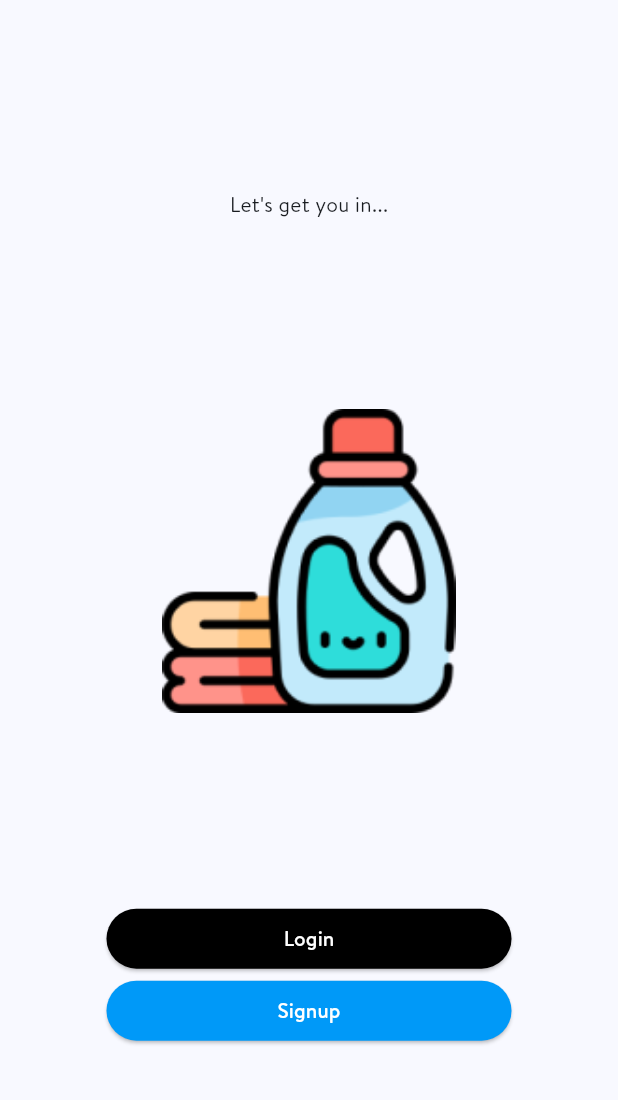
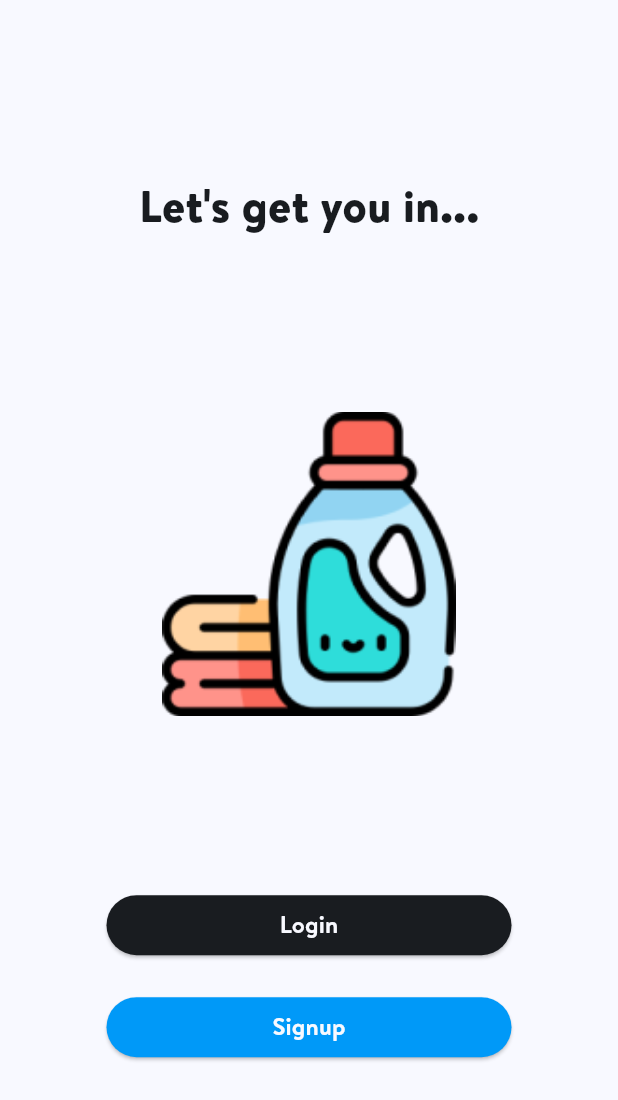
Before and after one commit to sunnyCodeENGINEER/quickwashers, a Flutter app: the screen it shows after launch, on a phone screen of 412 x 824 dp. Shown: the top 1100 px of the screen. Run offline on Flutter 3.47's test engine with Material 3 defaults, Android fonts, the phone set to English and light mode, and no system bars; our stand-ins replace flutter_map, geocoding, geolocator, latlong2, permission_handler and 2 more; missing offline and left inert: dart:ffi.

Commit message:
First app demo

```diff
--- a/lib/Home Page/drop_down_menu.dart
+++ b/lib/Home Page/drop_down_menu.dart
@@ -48,7 +48,8 @@ class _LocationDropDownMenuState extends State<LocationDropDownMenu> {
       style: TextStyle(
         fontSize: widget.home ? 24 : 16,
         fontWeight: FontWeight.bold,
-        color: widget.home ? Colors.black : Colors.blue,
+        color:
+            widget.home ? Theme.of(context).colorScheme.onSurface : Colors.blue,
       ),
       underline: const SizedBox.shrink(),
       onChanged: (String? newValue) {
--- a/lib/Location Screen/user_location_screen.dart
+++ b/lib/Location Screen/user_location_screen.dart
@@ -154,7 +154,7 @@ class _UserLocationScreenState extends State<UserLocationScreen> {
                   decoration: InputDecoration(
                     prefixIconColor: Colors.grey,
                     filled: true,
-                    fillColor: Colors.grey[200],
+                    fillColor: Theme.of(context).colorScheme.surface,
                     prefixIcon: IconButton(
                       onPressed: () {
                         _searchLocation(searchController.text);
@@ -256,7 +256,7 @@ class _UserLocationScreenState extends State<UserLocationScreen> {
                 const Spacer(),
                 Container(
                   padding: const EdgeInsets.all(20),
-                  color: Colors.white,
+                  color: Theme.of(context).colorScheme.surface,
                   child: Column(
                     crossAxisAlignment: CrossAxisAlignment.start,
                     children: [
--- a/lib/OTP Verification/otpverificationpage.dart
+++ b/lib/OTP Verification/otpverificationpage.dart
@@ -166,7 +166,7 @@ class _OTPVerificationPageState extends State<OTPVerificationPage> {
     return Scaffold(
       resizeToAvoidBottomInset: false,
       appBar: AppBar(
-        backgroundColor: Colors.white,
+        backgroundColor: Theme.of(context).colorScheme.surface,
         elevation: 0,
         leading: IconButton(
           icon: const Icon(Icons.chevron_left),
--- a/lib/Orders Page/components/my_order_tile.dart
+++ b/lib/Orders Page/components/my_order_tile.dart
@@ -97,14 +97,14 @@ class _MyOrderTileState extends State<MyOrderTile> {
       padding: const EdgeInsets.all(10),
       decoration: BoxDecoration(
           borderRadius: BorderRadius.circular(10),
-          color: Colors.white,
+          color: Theme.of(context).colorScheme.surface,
           boxShadow: [
             BoxShadow(
-                color: Colors.grey.withOpacity(0.2),
+                color: Colors.black.withOpacity(0.1),
                 blurRadius: 10,
                 offset: const Offset(3, 3)),
             BoxShadow(
-                color: Colors.grey.withOpacity(0.2),
+                color: Colors.black.withOpacity(0.1),
                 blurRadius: 10,
                 offset: const Offset(-3, -3))
           ]),
--- a/lib/Profile Page/pages/terms_and_conditions_page.dart
+++ b/lib/Profile Page/pages/terms_and_conditions_page.dart
@@ -28,11 +28,14 @@ class _TermsAndConditionsPageState extends State<TermsAndConditionsPage> {
         child: Column(
           crossAxisAlignment: CrossAxisAlignment.start,
           children: [
+            const SizedBox(
+              height: 60,
+            ),
             Center(
               child: Image.asset('assets/images/LOGO 2.png'),
             ),
             const SizedBox(
-              height: 40,
+              height: 60,
             ),
             const Text(
               'Terms of Use',
--- a/lib/SignUp Page/signuppage.dart
+++ b/lib/SignUp Page/signuppage.dart
@@ -82,7 +82,7 @@ class _SignUpPageState extends State<SignUpPage> {
     return Scaffold(
       resizeToAvoidBottomInset: false,
       appBar: AppBar(
-        backgroundColor: Colors.white,
+        backgroundColor: Theme.of(context).colorScheme.surface,
         elevation: 0,
         leading: IconButton(
           icon: const Icon(Icons.chevron_left),
--- a/lib/Splash Screen/lets_go_in.dart
+++ b/lib/Splash Screen/lets_go_in.dart
@@ -1,4 +1,6 @@
 // ignore_for_file: public_member_api_docs, sort_constructors_first
+
+import 'dart:async';
 
 import 'package:flutter/material.dart';
 import 'package:quickwashers/Login%20PAge/loginpage.dart';
@@ -15,13 +17,17 @@ class LetsGoIn extends StatefulWidget {
 }
 
 class _LetsGoInState extends State<LetsGoIn> {
+  String imagePath = 'assets/images/Laundry detergent.png';
+
   @override
   void initState() {
     // TODO: implement initState
     super.initState();
-    // Timer(const Duration(seconds: 3), () {
-    //   widget.imagePath = 'assets/images/Washing.png';
-    // });
+    Timer(const Duration(seconds: 5), () {
+      setState(() {
+        imagePath = 'assets/images/Washing.png';
+      });
+    });
   }
 
   @override
@@ -31,7 +37,9 @@ class _LetsGoInState extends State<LetsGoIn> {
         child: Column(
           children: [
             const Spacer(),
-            const Text('Let\'s get you in...'),
+            const Text('Let\'s get you in...',
+                style:
+                    const TextStyle(fontWeight: FontWeight.w900, fontSize: 30)),
             const Spacer(),
             Container(
               padding: const EdgeInsets.all(5),
@@ -47,17 +55,20 @@ class _LetsGoInState extends State<LetsGoIn> {
               // child: Image.asset('assets/images/Laundry detergent.png')
             ),
             const Spacer(),
-            const CustomLetsGoButton(
-              backgroundColor: Colors.black,
-              foregroundColor: Colors.white,
+            CustomLetsGoButton(
+              backgroundColor: Theme.of(context).colorScheme.onSurface,
+              foregroundColor: Theme.of(context).colorScheme.surface,
               label: 'Login',
-              destination: LoginPage(),
+              destination: const LoginPage(),
             ),
-            const CustomLetsGoButton(
-              foregroundColor: Colors.white,
-              backgroundColor: Color.fromARGB(255, 0, 153, 248),
+            const SizedBox(
+              height: 20,
+            ),
+            CustomLetsGoButton(
+              foregroundColor: Theme.of(context).colorScheme.surface,
+              backgroundColor: const Color.fromARGB(255, 0, 153, 248),
               label: 'Signup',
-              destination: SignUpPage(),
+              destination: const SignUpPage(),
             ),
             const Spacer(),
           ],
@@ -83,10 +94,8 @@ class CustomLetsGoButton extends StatelessWidget {
 
   @override
   Widget build(BuildContext context) {
-    // AuthService authService = AuthService();
     return ElevatedButton(
       onPressed: () {
-        // print(authService.getToken().toString());
         Navigator.push(
           context,
           MaterialPageRoute(builder: (context) => destination),
@@ -97,7 +106,13 @@ class CustomLetsGoButton extends StatelessWidget {
         backgroundColor: backgroundColor,
         foregroundColor: foregroundColor,
       ),
-      child: SizedBox(width: 206, child: Center(child: Text(label))),
+      child: SizedBox(
+          width: 206,
+          child: Center(
+              child: Text(
+            label,
+            style: const TextStyle(fontWeight: FontWeight.bold, fontSize: 16),
+          ))),
     );
   }
 }
--- a/lib/Theme Data/theme_data.dart
+++ b/lib/Theme Data/theme_data.dart
@@ -9,6 +9,10 @@ ThemeData lightTheme = ThemeData(
   scaffoldBackgroundColor: Colors.white,
   textTheme: const TextTheme(
     bodyMedium: TextStyle(color: Colors.black),
+  ),
+  colorScheme: const ColorScheme.light(
+    surface: Colors.white,
+    onSurface: Colors.black,
   ),
 );
 
```
Also changed, not shown: lib/Confirm Order/select_payment_method_screen.dart (+12 -1 lines), lib/Home Page/homepage.dart (+10 -52 lines), lib/Login PAge/loginpage.dart (+5 -4 lines), lib/Offer Page/offerpage.dart (+19 -20 lines), lib/Orders Page/current_order_details.dart (+24 -18 lines), lib/Orders Page/tracking_order_page.dart (+16 -12 lines), lib/Support Page/support_page.dart (+13 -8 lines), pubspec.yaml (+8 -0 lines), pubspec.lock.
